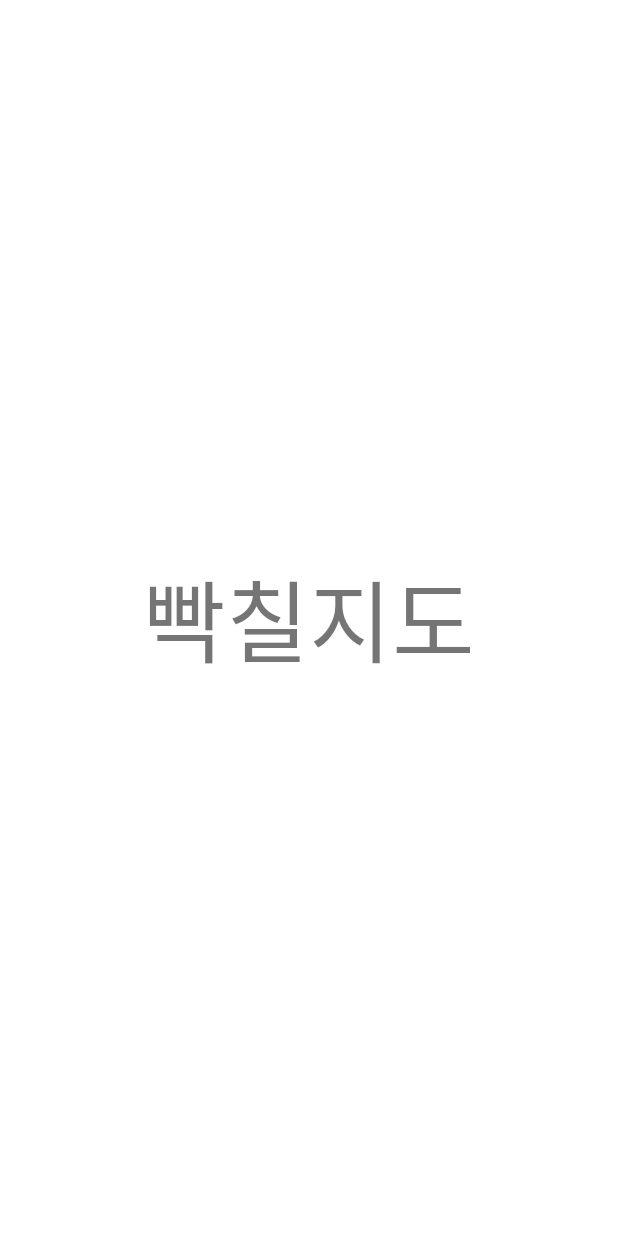
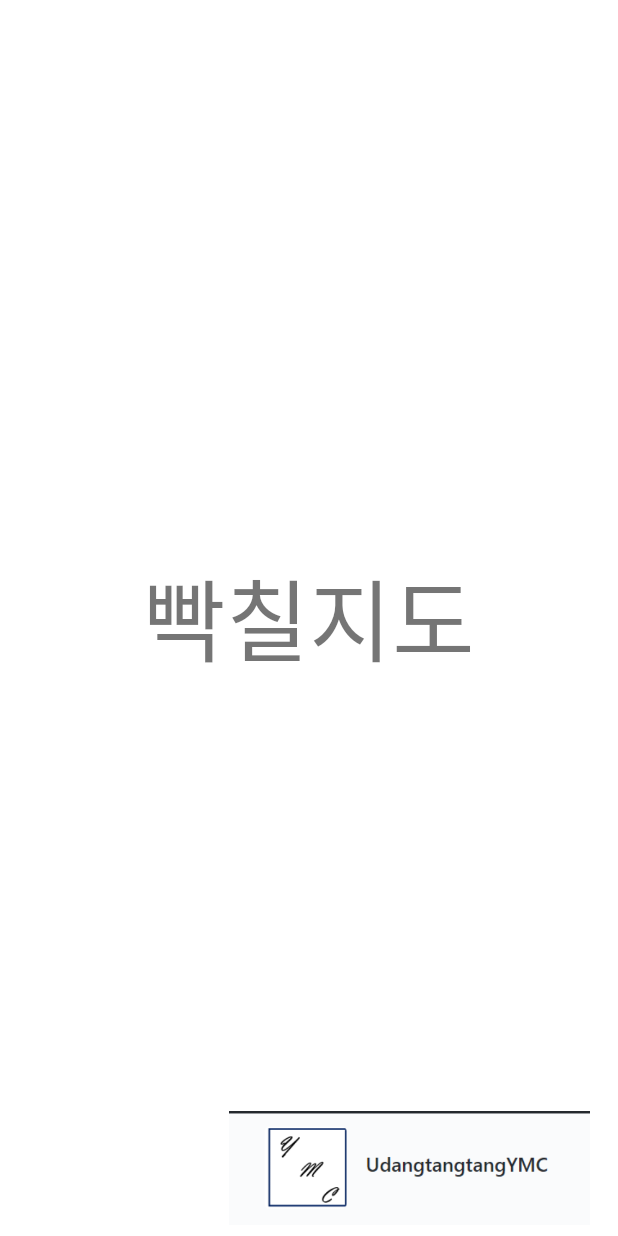
Before and after one commit to UdangtangtangYMC/emotion_map, an Android app: the first screen one second after launch (SplashActivity), on a phone screen of 412 x 824 dp. Run offline under Robolectric (Android 15) with nearby library versions, the phone set to English and light mode, and no system bars; libraries missing offline, so code that uses them is left out: com.kakao.auth; 1 statement that could not run was skipped.

```diff
--- a/app/src/main/java/com/udangtangtang/emotion_mapfile/view/EmailSignUpActivity.java
+++ b/app/src/main/java/com/udangtangtang/emotion_mapfile/view/EmailSignUpActivity.java
@@ -15,12 +15,16 @@ import com.google.firebase.auth.AuthResult;
 import com.google.firebase.auth.FirebaseAuth;
 import com.udangtangtang.emotion_mapfile.R;
 
+import java.util.Locale;
+
 public class EmailSignUpActivity extends Activity {
     private FirebaseAuth mAuth;
 
     @Override
     protected void onCreate(@Nullable Bundle savedInstanceState) {
         super.onCreate(savedInstanceState);
+
+        Locale m = getResources().getConfiguration().locale;
         setContentView(R.layout.activity_signup);
         mAuth = FirebaseAuth.getInstance();
         findViewById(R.id.signUpSubmitButton).setOnClickListener(onClickListener);
--- a/app/src/main/res/layout/activity_splash.xml
+++ b/app/src/main/res/layout/activity_splash.xml
@@ -1,6 +1,7 @@
 <?xml version="1.0" encoding="utf-8"?>
 <androidx.constraintlayout.widget.ConstraintLayout xmlns:android="http://schemas.android.com/apk/res/android"
     xmlns:app="http://schemas.android.com/apk/res-auto"
+    xmlns:tools="http://schemas.android.com/tools"
     android:layout_width="match_parent"
     android:layout_height="match_parent">
 
@@ -13,5 +14,18 @@
         app:layout_constraintBottom_toBottomOf="parent"
         app:layout_constraintEnd_toEndOf="parent"
         app:layout_constraintStart_toStartOf="parent"
-        app:layout_constraintTop_toTopOf="parent" />
+        app:layout_constraintTop_toTopOf="parent"
+        app:layout_constraintVertical_bias="0.499" />
+
+    <ImageView
+        android:id="@+id/imageView"
+        android:layout_width="278dp"
+        android:layout_height="76dp"
+        android:src="@drawable/logo"
+        app:layout_constraintBottom_toBottomOf="parent"
+        app:layout_constraintEnd_toEndOf="parent"
+        app:layout_constraintHorizontal_bias="1.0"
+        app:layout_constraintStart_toStartOf="parent"
+        app:layout_constraintTop_toTopOf="parent"
+        app:layout_constraintVertical_bias="0.99" />
 </androidx.constraintlayout.widget.ConstraintLayout>
```
Also changed, not shown: app/src/main/java/com/udangtangtang/emotion_mapfile/model/City.java (+2 -9 lines), app/src/main/java/com/udangtangtang/emotion_mapfile/presenter/MainPresenter.java (+2 -5 lines), app/src/main/res/drawable-v24/google.png, app/src/main/res/drawable-v24/logo.png (added).
